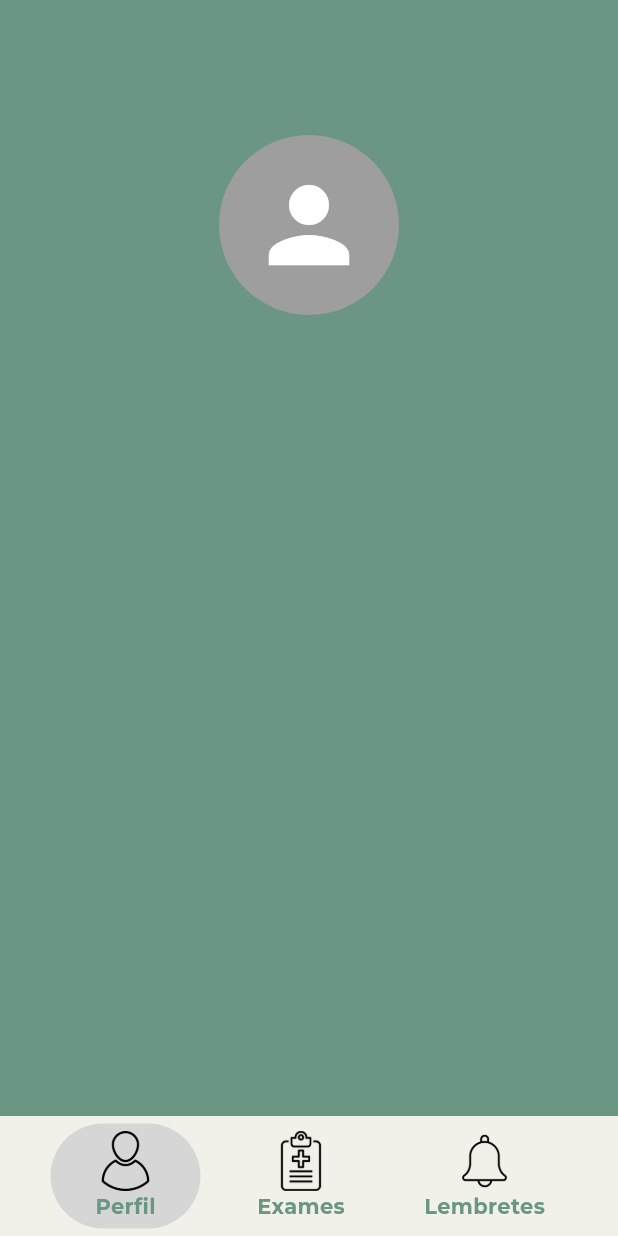
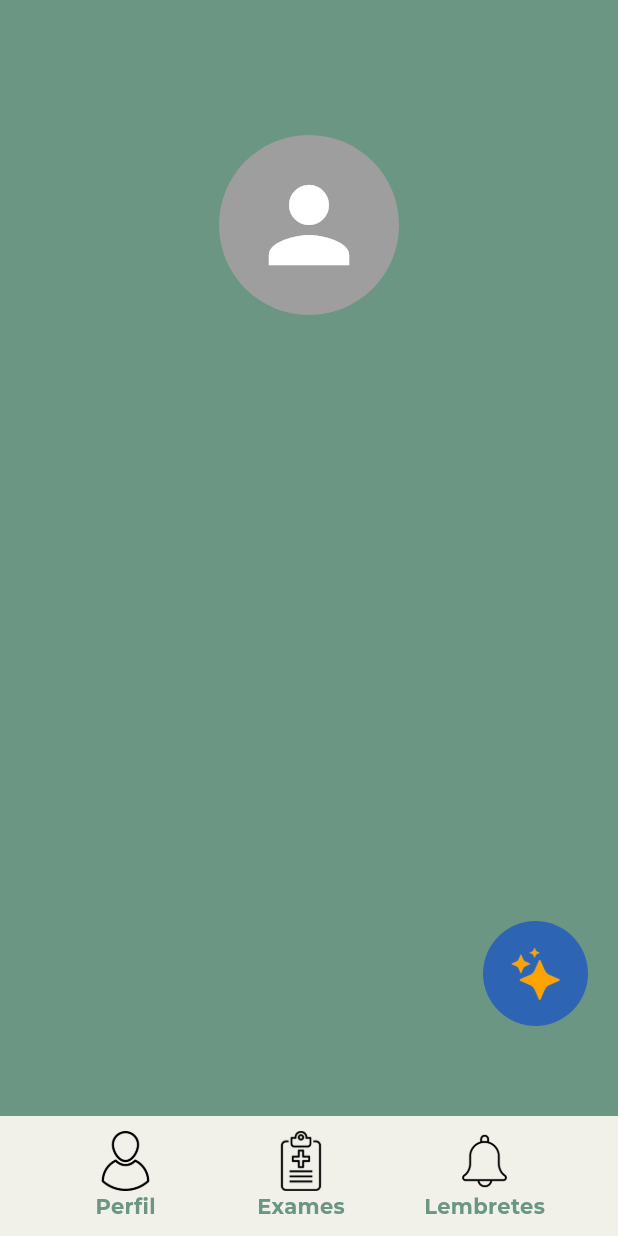
Before and after one commit to RaphaelKameoka/Ye-gestao-em-saude, a Flutter app: the HomeBackground screen opened by its route, after a tap on "Perfil", on a phone screen of 412 x 824 dp. Run offline on Flutter 3.47's test engine with Material 3 defaults, Android fonts, the phone set to English and light mode, and no system bars; our stand-ins replace flutter_dotenv, google_fonts, image_picker.

Commit message:
Change profile and enter chat

```diff
--- a/lib/background/home_background.dart
+++ b/lib/background/home_background.dart
@@ -1,9 +1,11 @@
 import 'package:flutter/material.dart';
 import 'package:google_fonts/google_fonts.dart';
 import 'package:ye_project/profile.dart';
+import 'package:ye_project/chat.dart';
+
 
 class HomeBackground extends StatefulWidget {
-  HomeBackground(this.nextScreen, {super.key});
+  HomeBackground(this.nextScreen, {Key? key}) : super(key: key);
 
   final String nextScreen;
 
@@ -19,26 +21,30 @@
   Color medicationCor = Colors.transparent;
 
   late String userName;
+  late String avatar;
 
   @override
   void initState() {
     super.initState();
     userName = '';
+    avatar = '';
   }
 
   @override
   void didChangeDependencies() {
     super.didChangeDependencies();
-    _getUserNameFromArguments();
+    _getFromArguments();
   }
 
-  void _getUserNameFromArguments() {
+  void _getFromArguments() {
     final ModalRoute? modalRoute = ModalRoute.of(context);
     if (modalRoute != null) {
-      final Map<String, dynamic>? args = modalRoute.settings.arguments as Map<String, dynamic>?;
+      final Map<String, dynamic>? args =
+          modalRoute.settings.arguments as Map<String, dynamic>?;
       if (args != null) {
         setState(() {
-          userName = args['user_name'] as String;
+          userName = args['user_name'] as String? ?? '';
+          avatar = args['avatar'] as String? ?? '';
         });
       }
     }
@@ -46,15 +52,20 @@
 
   @override
   Widget build(BuildContext context) {
-    Widget actualHomeScreen = ProfileScreen(userName: userName);
+    Widget actualHomeScreen =
+        ProfileScreen(userName: userName, avatar: avatar);
 
     switch (widget.nextScreen) {
-      case 'profile':
-        setState(() {
-          actualHomeScreen = ProfileScreen(userName: userName);
-        });
+      case 'login':
+        actualHomeScreen =
+            ProfileScreen(userName: userName, avatar: avatar);
+        break;
+      case 'chat_with_ai':
+        actualHomeScreen =
+            ChatScreen();
         break;
     }
+
     return Scaffold(
       body: Stack(
         children: [
@@ -64,6 +75,30 @@
             ),
           ),
           Positioned.fill(child: actualHomeScreen),
+          Positioned(
+            bottom: 60,
+            right: 20,
+            child: GestureDetector(
+              onTap: () {
+                Navigator.pushNamed(context, '/chat_with_ai');
+              },
+              child: Container(
+                width: 70,
+                height: 70,
+                decoration: BoxDecoration(
+                  shape: BoxShape.circle,
+                  color: Color.fromARGB(255, 46, 100, 180),
+                ),
+                child: Center(
+                  child: Image.asset(
+                    'assets/png/ai-stars.png',
+                    width: 60,
+                    height: 70,
+                  ),
+                ),
+              ),
+            ),
+          ),
         ],
       ),
       bottomNavigationBar: Container(
@@ -85,10 +120,9 @@
                   ),
                   child: IconButton(
                   onPressed: () {
-                      setState(() {
-                        consultaCor = Colors.grey[350] ?? Colors.grey;
-                        examCor = Colors.transparent;
-                        medicationCor = Colors.transparent;
+                    Navigator.pushNamed(context, '/profile' ,arguments: {
+                    'user_name': userName,
+                    'avatar': avatar
                   });
                   },
                   icon: Column(
--- a/lib/login_screen.dart
+++ b/lib/login_screen.dart
@@ -36,8 +36,6 @@
 
       if (responseData.isNotEmpty) {
         final List<List<dynamic>> usersData = List<List<dynamic>>.from(responseData);
-
-        // For simplicity, let's just use the data of the first user
         final String? firstUserUserName = usersData[0][0] as String?;
         final String? firstUserAvatar = usersData[0][1] as String?;
 
--- a/lib/profile.dart
+++ b/lib/profile.dart
@@ -1,9 +1,95 @@
+import 'dart:convert';
+import 'dart:io';
+
 import 'package:flutter/material.dart';
+import 'package:image_picker/image_picker.dart';
+import 'package:http/http.dart' as http;
+import 'api.dart';
 
-class ProfileScreen extends StatelessWidget {
+class ProfileScreen extends StatefulWidget {
   final String userName;
+  final String? avatar;
 
-  const ProfileScreen({super.key,required this.userName});
+  const ProfileScreen({Key? key, required this.userName, this.avatar})
+      : super(key: key);
+
+  @override
+  _ProfileScreenState createState() => _ProfileScreenState();
+}
+
+class _ProfileScreenState extends State<ProfileScreen> {
+  String? _avatar;
+  final ApiClient apiClient = ApiClient();
+
+
+  @override
+  void initState() {
+    super.initState();
+    _avatar = widget.avatar;
+  }
+
+  Future<void> _pickImage(ImageSource source) async {
+    final picker = ImagePicker();
+    final pickedFile = await picker.pickImage(source: source);
+
+    if (pickedFile != null) {
+      final bytes = await File(pickedFile.path).readAsBytes();
+      final base64Image = base64Encode(bytes);
+
+      setState(() {
+        _avatar = base64Image;
+      });
+
+      await _uploadImage(base64Image);
+    }
+  }
+
+  Future<void> _uploadImage(String base64Image) async {
+    try {
+      final http.Response response = await apiClient.post('/upload_avatar', {
+        'user_name': widget.userName,
+        'avatar': _avatar,
+      });
+
+      if (response.statusCode == 200) {
+        final List<dynamic> responseData = json.decode(response.body);
+      } else {
+        print('Error: ${response.statusCode}');
+      }
+    } catch (e) {
+      print('Error: $e');
+    }
+  }
+
+  void _showImageSourceActionSheet(BuildContext context) {
+    showModalBottomSheet(
+      context: context,
+      builder: (BuildContext context) {
+        return SafeArea(
+          child: Wrap(
+            children: <Widget>[
+              ListTile(
+                leading: Icon(Icons.photo_library),
+                title: Text('Gallery'),
+                onTap: () {
+                  _pickImage(ImageSource.gallery);
+                  Navigator.of(context).pop();
+                },
+              ),
+              ListTile(
+                leading: Icon(Icons.photo_camera),
+                title: Text('Camera'),
+                onTap: () {
+                  _pickImage(ImageSource.camera);
+                  Navigator.of(context).pop();
+                },
+              ),
+            ],
+          ),
+        );
+      },
+    );
+  }
 
   @override
   Widget build(BuildContext context) {
@@ -14,18 +100,30 @@
           crossAxisAlignment: CrossAxisAlignment.center,
           children: [
             SizedBox(height: 90),
-            CircleAvatar(
-              radius: 60,
-              backgroundColor: Colors.grey,
-              child: Icon(
-                Icons.person,
-                size: 80,
-                color: Colors.white,
+            GestureDetector(
+              onTap: () => _showImageSourceActionSheet(context),
+              child: CircleAvatar(
+                radius: 60,
+                backgroundColor: Colors.grey,
+                child: _avatar != null && _avatar!.isNotEmpty
+                    ? ClipOval(
+                        child: Image.memory(
+                          base64Decode(_avatar!),
+                          fit: BoxFit.cover,
+                          width: 120,
+                          height: 120,
+                        ),
+                      )
+                    : Icon(
+                        Icons.person,
+                        size: 80,
+                        color: Colors.white,
+                      ),
               ),
             ),
             SizedBox(height: 20),
             Text(
-              userName, // Display the fetched username
+              widget.userName,
               style: TextStyle(fontSize: 24, fontWeight: FontWeight.bold),
             ),
           ],
--- a/lib/ye.dart
+++ b/lib/ye.dart
@@ -24,8 +24,8 @@
         '/password_code': (context) => AuthBackground('password_code'),
         '/change_password': (context) => AuthBackground('change_password'),
         '/home': (context) => HomeBackground('login'),
-        '/profile': (context) => HomeBackground('profile')
-
+        '/profile': (context) => HomeBackground('login'),
+        '/chat_with_ai': (context) => HomeBackground('chat_with_ai')
       },
     );
   }
```
Also changed, not shown: lib/chat.dart (added, +25 -0 lines), assets/png/ai-stars.png (added), 5 other files. Lines whose indentation alone changed are shown as unchanged.
